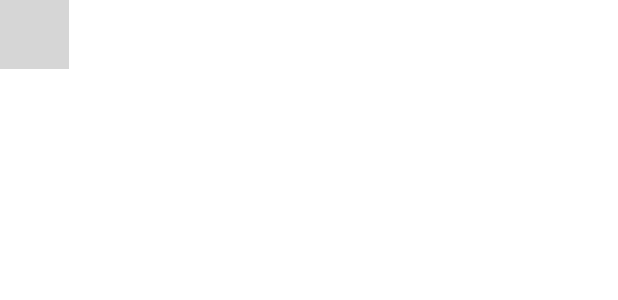
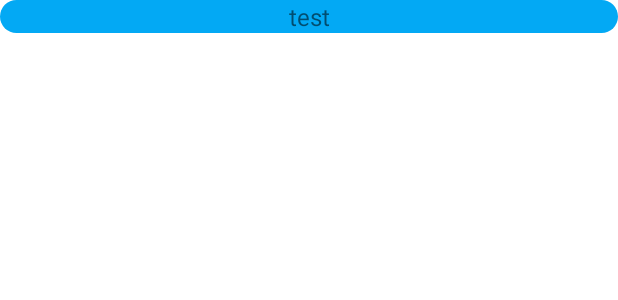
Before and after one commit to ngoctoan99/CustomKeyboard, an Android app: the layout item_keyboard_clipboard.xml on its own in the app's theme, with its tools: preview values and no code run, on a phone screen of 412 x 824 dp. Shown: the top 300 px of the screen. Run offline under Robolectric (Android 15) with nearby library versions, the light colour scheme and no system bars; grey boxes are pictures that could not be loaded.

Commit message:
add data clipboard device

```diff
--- a/app/src/main/AndroidManifest.xml
+++ b/app/src/main/AndroidManifest.xml
@@ -21,7 +21,6 @@
         tools:targetApi="31">
         <activity
             android:name=".MainActivity"
-            android:windowSoftInputMode="stateVisible"
             android:exported="true">
             <intent-filter>
                 <action android:name="android.intent.action.MAIN" />
--- /dev/null
+++ b/app/src/main/java/com/example/customkeyboard/lib/model/KeyboardClipboardModel.kt
@@ -0,0 +1,5 @@
+package com.example.customkeyboard.lib.model
+
+class KeyboardClipboardModel (
+    var string : String
+)
--- /dev/null
+++ b/app/src/main/res/drawable/keyboard_clipboard_bg.xml
@@ -0,0 +1,5 @@
+<?xml version="1.0" encoding="utf-8"?>
+<shape xmlns:android="http://schemas.android.com/apk/res/android">
+    <solid android:color="#03A9F4"/>
+    <corners android:radius="@dimen/normal_margin"/>
+</shape>
--- a/app/src/main/res/layout/item_keyboard_clipboard.xml
+++ b/app/src/main/res/layout/item_keyboard_clipboard.xml
@@ -2,10 +2,9 @@
 <androidx.appcompat.widget.AppCompatTextView xmlns:android="http://schemas.android.com/apk/res/android"
     xmlns:tools="http://schemas.android.com/tools"
     android:id="@+id/tvClipboard"
-    android:layout_width="@dimen/emoji_item_size"
-    android:layout_height="@dimen/emoji_item_size"
-    android:background="@drawable/keyboard_bg_emoji"
+    android:layout_width="match_parent"
+    android:layout_height="wrap_content"
+    android:background="@drawable/keyboard_clipboard_bg"
     android:gravity="center"
-    android:textAppearance="@style/TextAppearance.AppCompat.Button"
     android:textSize="@dimen/label_text_size"
     tools:text="test" />
```
Also changed, not shown: app/src/main/java/com/example/customkeyboard/lib/feature/ClipBoardKeyboard.kt (+24 -53 lines), app/src/main/java/com/example/customkeyboard/service/KeyboardIME.kt (+5 -3 lines).
